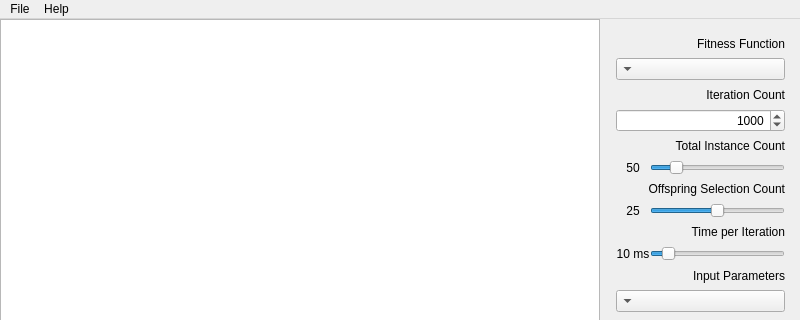
This is shipyard/mainwindow.ui in terratenff/yrn-eavat-zrff as Qt 5 draws it before an edit; both pictures show x 0 to 800 and y 0 to 320 of the 800 by 622 pixel window. The edited form follows.
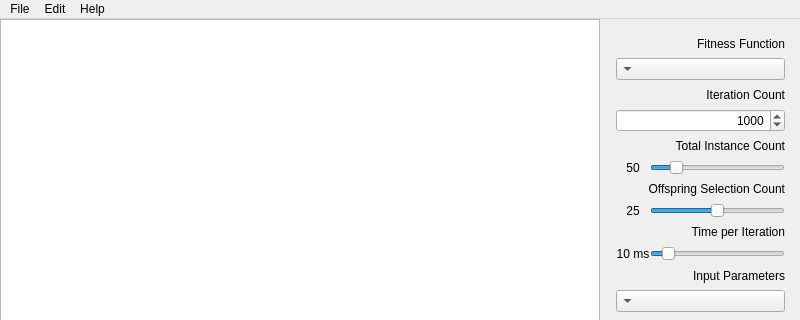
This is the edited form.

Commit message: Modified main window to include access to subject window, and added empty functions for other actions

```diff
--- a/shipyard/mainwindow.ui
+++ b/shipyard/mainwindow.ui
@@ -611,7 +611,15 @@
     <addaction name="actionInstructions"/>
     <addaction name="actionAbout"/>
    </widget>
+   <widget class="QMenu" name="menuEdit">
+    <property name="title">
+     <string>Edit</string>
+    </property>
+    <addaction name="actionSubjectParams"/>
+    <addaction name="actionNetworkParams"/>
+   </widget>
    <addaction name="menuLearning_Mess"/>
+   <addaction name="menuEdit"/>
    <addaction name="menuHelp"/>
   </widget>
   <action name="actionGeneral">
```
Left out of the diff: 10 changed lines with no effect on the pictures. The commit also changes 2 other files.
